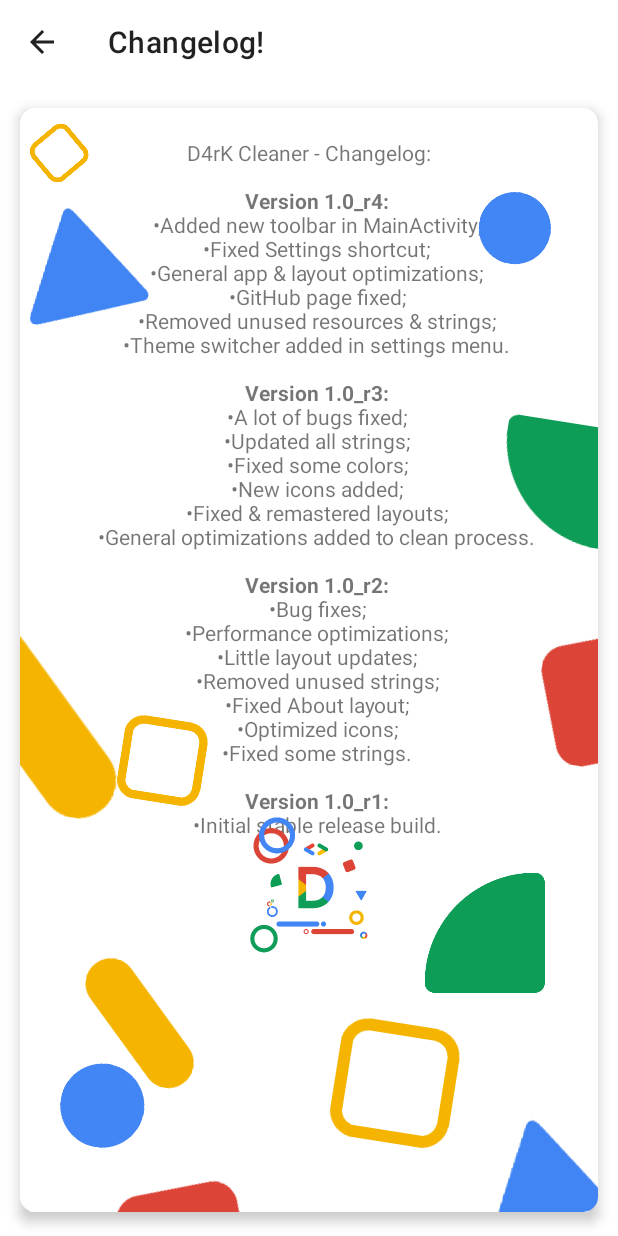
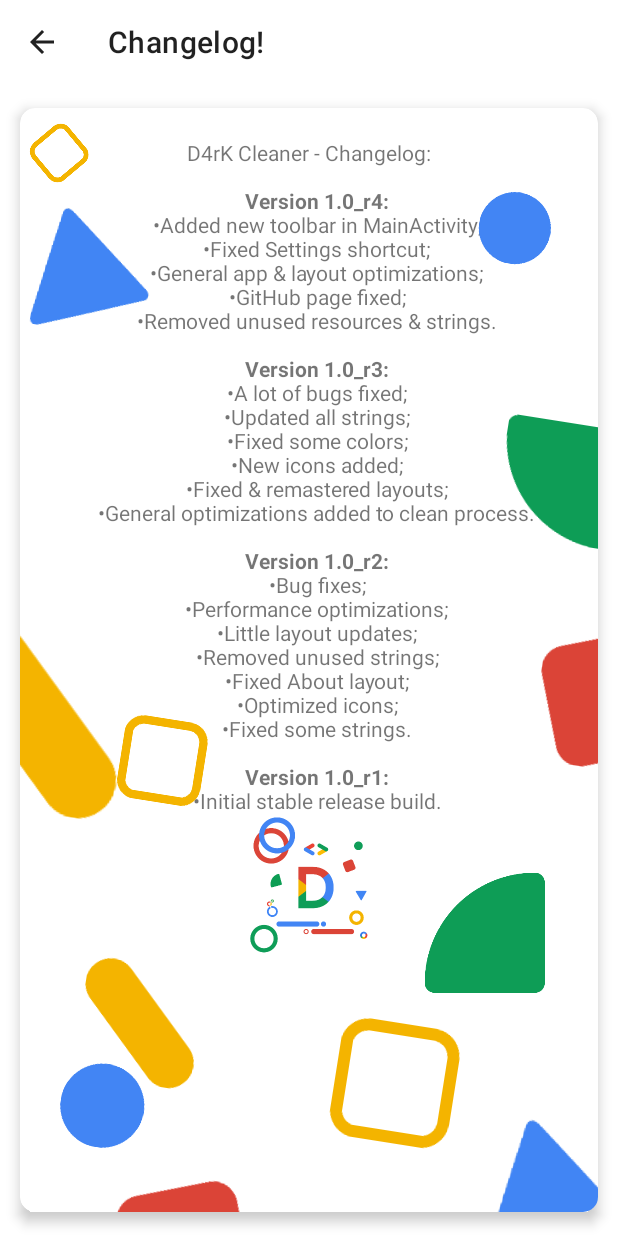
Before and after one commit to CodeHunterDev/com.d4rk.cleaner, an Android app: the ChangelogActivity screen opened directly, with no data from a screen before it, on a phone screen of 412 x 824 dp. Run offline under Robolectric (Android 15) with nearby library versions, the phone set to English and light mode, and no system bars.

Commit message:
Update 1.1_r4

```diff
--- a/app/src/main/res/values/strings.xml
+++ b/app/src/main/res/values/strings.xml
@@ -80,9 +80,7 @@
 	<br> </br>
 			•GitHub page fixed;\n
 	<br> </br>
-			•Removed unused resources &amp; strings;\n
-    <br> </br>
-            •Theme switcher added in settings menu.\n
+			•Removed unused resources &amp; strings.\n
     <br> </br>
 \n
 	<br> </br>
```
